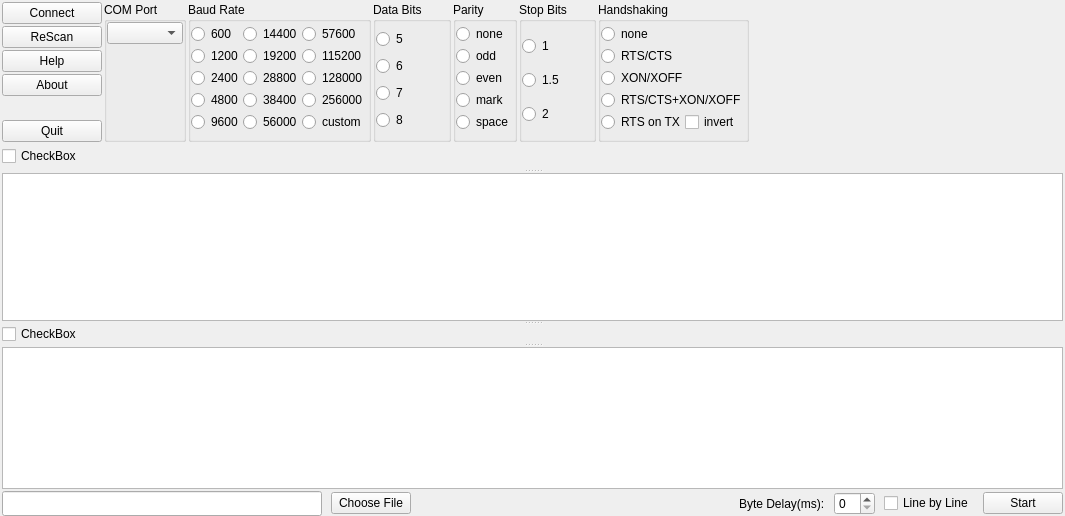
MrRadiotron/crossTerm, file crossTerm.ui: the form before one commit.
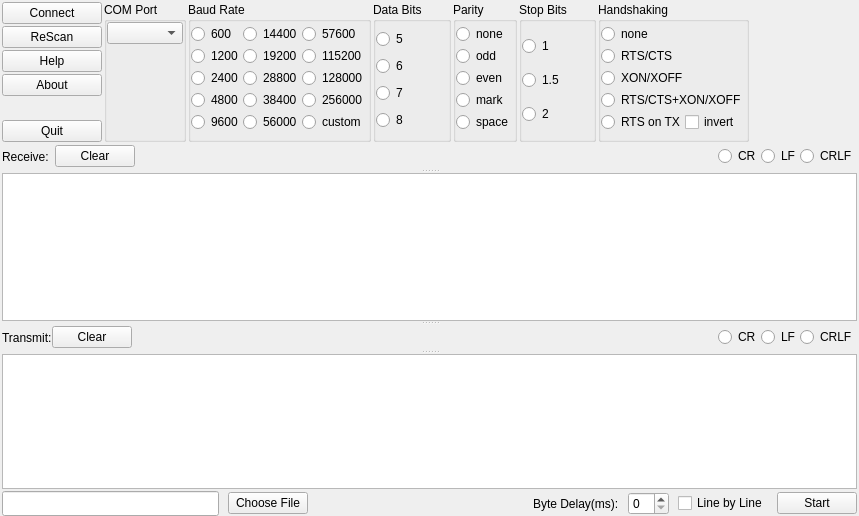
The form after the commit.

```diff
--- a/crossTerm.ui
+++ b/crossTerm.ui
@@ -6,7 +6,7 @@
    <rect>
     <x>0</x>
     <y>0</y>
-    <width>1065</width>
+    <width>859</width>
     <height>516</height>
    </rect>
   </property>
@@ -554,9 +554,66 @@
            <number>0</number>
           </property>
           <item>
-           <widget class="QCheckBox" name="checkBox">
+           <widget class="QLabel" name="label_2">
             <property name="text">
-             <string>CheckBox</string>
+             <string>Receive:</string>
+            </property>
+           </widget>
+          </item>
+          <item>
+           <spacer name="horizontalSpacer_4">
+            <property name="orientation">
+             <enum>Qt::Horizontal</enum>
+            </property>
+            <property name="sizeType">
+             <enum>QSizePolicy::Fixed</enum>
+            </property>
+            <property name="sizeHint" stdset="0">
+             <size>
+              <width>6</width>
+              <height>20</height>
+             </size>
+            </property>
+           </spacer>
+          </item>
+          <item>
+           <widget class="QPushButton" name="RECEIVE_CLEAR_BUTTON">
+            <property name="text">
+             <string>Clear</string>
+            </property>
+           </widget>
+          </item>
+          <item>
+           <spacer name="horizontalSpacer_3">
+            <property name="orientation">
+             <enum>Qt::Horizontal</enum>
+            </property>
+            <property name="sizeHint" stdset="0">
+             <size>
+              <width>40</width>
+              <height>20</height>
+             </size>
+            </property>
+           </spacer>
+          </item>
+          <item>
+           <widget class="QRadioButton" name="RECEIVE_CR">
+            <property name="text">
+             <string>CR</string>
+            </property>
+           </widget>
+          </item>
+          <item>
+           <widget class="QRadioButton" name="RECEIVE_LF">
+            <property name="text">
+             <string>LF</string>
+            </property>
+           </widget>
+          </item>
+          <item>
+           <widget class="QRadioButton" name="RECEIVE_CRLF">
+            <property name="text">
+             <string>CRLF</string>
             </property>
            </widget>
           </item>
@@ -565,7 +622,8 @@
         <widget class="QPlainTextEdit" name="RECEIVE_EDIT">
          <property name="font">
           <font>
-           <family>Ubuntu Mono</family>
+           <family>Monospace</family>
+           <kerning>false</kerning>
           </font>
          </property>
          <property name="lineWrapMode">
@@ -586,13 +644,13 @@
           <property name="minimumSize">
            <size>
             <width>0</width>
-            <height>18</height>
+            <height>25</height>
            </size>
           </property>
           <property name="maximumSize">
            <size>
             <width>16777215</width>
-            <height>18</height>
+            <height>25</height>
            </size>
           </property>
           <layout class="QHBoxLayout" name="horizontalLayout_3">
@@ -603,9 +661,50 @@
             <number>0</number>
            </property>
            <item>
-            <widget class="QCheckBox" name="checkBox_2">
+            <widget class="QLabel" name="label">
              <property name="text">
-              <string>CheckBox</string>
+              <string>Transmit:</string>
+             </property>
+            </widget>
+           </item>
+           <item>
+            <widget class="QPushButton" name="TRANSMIT_CLEAR_BUTTON">
+             <property name="text">
+              <string>Clear</string>
+             </property>
+            </widget>
+           </item>
+           <item>
+            <spacer name="horizontalSpacer_2">
+             <property name="orientation">
+              <enum>Qt::Horizontal</enum>
+             </property>
+             <property name="sizeHint" stdset="0">
+              <size>
+               <width>40</width>
+               <height>20</height>
+              </size>
+             </property>
+            </spacer>
+           </item>
+           <item>
+            <widget class="QRadioButton" name="TRANSMIT_CR">
+             <property name="text">
+              <string>CR</string>
+             </property>
+            </widget>
+           </item>
+           <item>
+            <widget class="QRadioButton" name="TRANSMIT_LF">
+             <property name="text">
+              <string>LF</string>
+             </property>
+            </widget>
+           </item>
+           <item>
+            <widget class="QRadioButton" name="TRANSMIT_CRLF">
+             <property name="text">
+              <string>CRLF</string>
              </property>
             </widget>
            </item>
@@ -614,7 +713,7 @@
          <widget class="QPlainTextEdit" name="TRANSMIT_EDIT">
           <property name="font">
            <font>
-            <family>Ubuntu Mono</family>
+            <family>Monospace</family>
             <weight>50</weight>
             <italic>false</italic>
             <bold>false</bold>
```
Left out of the diff: 4 changed lines with no effect on the pictures.
